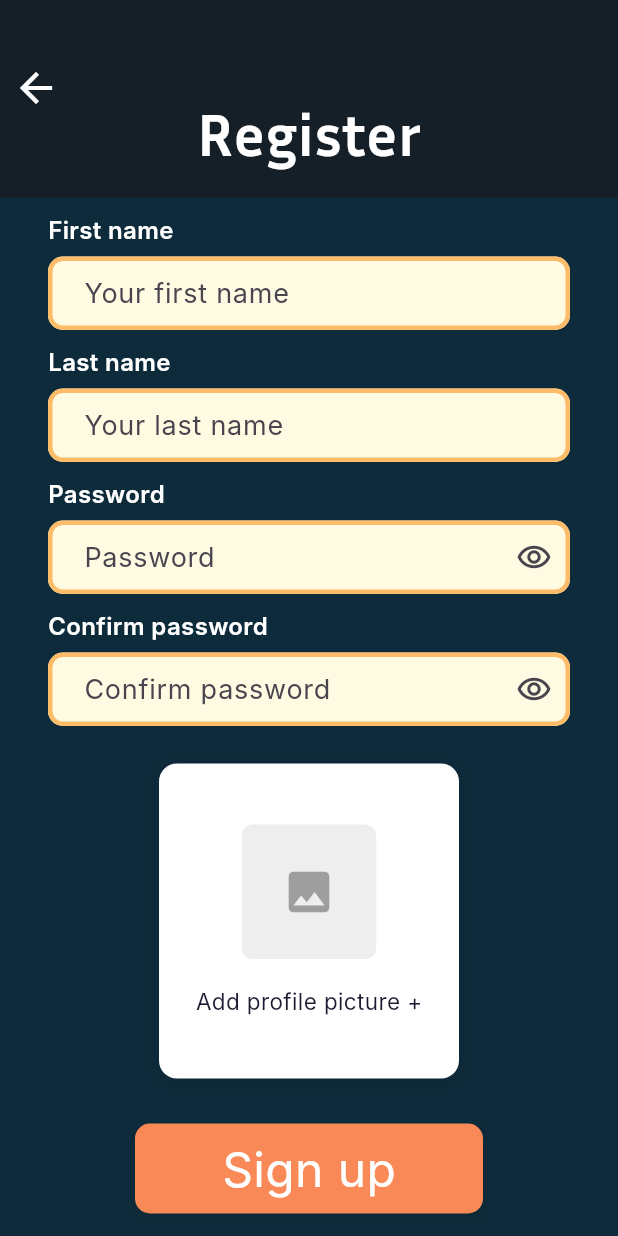
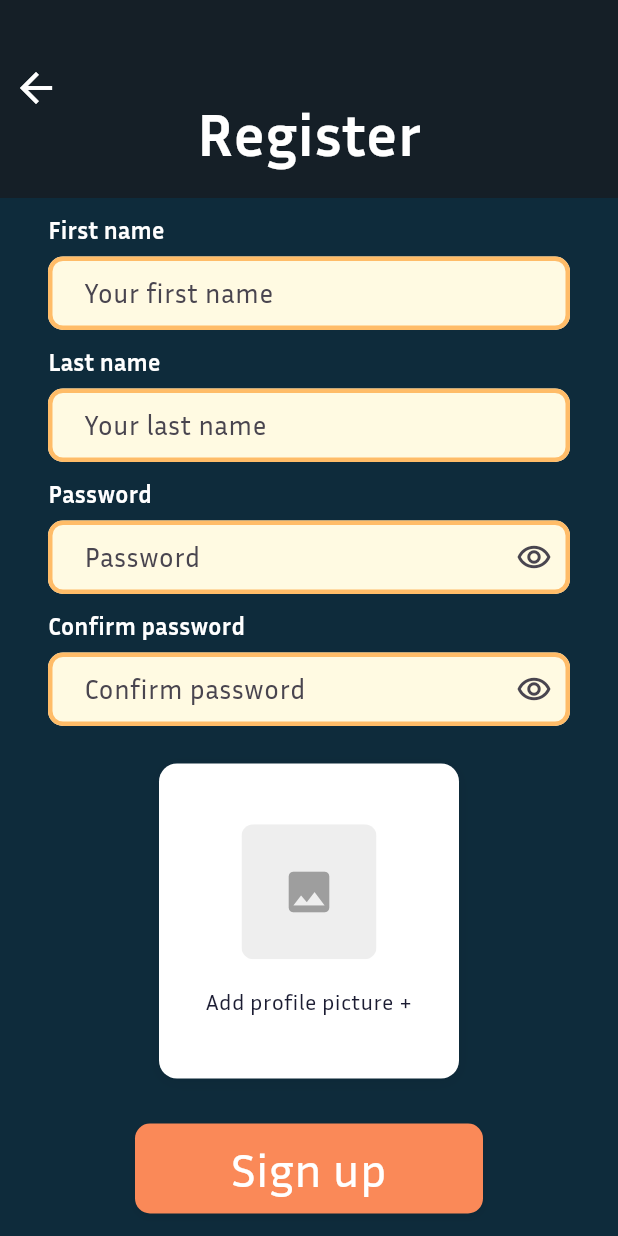
Before and after one commit to bestchayapol/DishDive, a Flutter app: the screen it shows after launch, after a tap on "Register", on a phone screen of 412 x 824 dp. Run offline on Flutter 3.47's test engine with Material 3 defaults, Android fonts, the phone set to English and light mode, and no system bars; our stand-ins replace dio, image_picker, shared_preferences; missing offline and left inert: flutter_floating_bottom_bar; network calls fail; Roboto replaces fonts that are missing (Inter).

Commit message:
[FIX] A few more fixes

```diff
--- a/dishdive/lib/Pages/Auth/register.dart
+++ b/dishdive/lib/Pages/Auth/register.dart
@@ -148,7 +148,11 @@ class _SignUpPageState extends State<SignUpPage> {
                           ),
                           iconSize: 32,
                           padding: EdgeInsets.zero,
-                          onPressed: () => Navigator.pop(context),
+                          onPressed: () {
+                            Navigator.of(
+                              context,
+                            ).popUntil((route) => route.isFirst);
+                          },
                         ),
                       ),
                     ],
--- a/dishdive/lib/main.dart
+++ b/dishdive/lib/main.dart
@@ -58,16 +58,18 @@ class _MainAppState extends State<MainApp> {
 
     return MaterialApp(
       debugShowCheckedModeBanner: false,
-      theme: ThemeData(fontFamily: 'Inter'),
+      theme: ThemeData(fontFamily: 'InriaSans'),
       home:
-      // home: Home(),
-       !welcomeProvider.isWelcomeShown
-          ? Welcome(onFinished: () {
-              welcomeProvider.setWelcomeShown();
-            })
+          // home: Home(),
+          !welcomeProvider.isWelcomeShown
+          ? Welcome(
+              onFinished: () {
+                welcomeProvider.setWelcomeShown();
+              },
+            )
           : tokenProvider.token == null
-              ? const LoginOrRegister()
-              : const FirstHomePage(),
+          ? const LoginOrRegister()
+          : const FirstHomePage(),
     );
   }
 }
--- a/dishdive/lib/welcome.dart
+++ b/dishdive/lib/welcome.dart
@@ -18,7 +18,7 @@ class Welcome extends StatelessWidget {
           // Black header section with logo and app name
           Container(
             width: MediaQuery.of(context).size.width,
-            padding: const EdgeInsets.only(top: 90, bottom: 40),
+            padding: const EdgeInsets.only(top: 60, bottom: 40),
             decoration: BoxDecoration(color: colorUse.appBarColor),
             child: Column(
               children: [
@@ -27,16 +27,16 @@ class Welcome extends StatelessWidget {
                 Text(
                   'DishDive',
                   style: TextStyle(
+                    fontFamily: 'InriaSans',
                     fontSize: 64,
                     fontWeight: FontWeight.bold,
-                    color: colorUse.accent,
+                    color: colorUse.activeButton,
                   ),
                 ),
-                const SizedBox(height: 35),
               ],
             ),
           ),
-          const SizedBox(height: 65),
+          const SizedBox(height: 60),
           // Subtitle
           const Padding(
             padding: EdgeInsets.symmetric(horizontal: 32.0),
```
